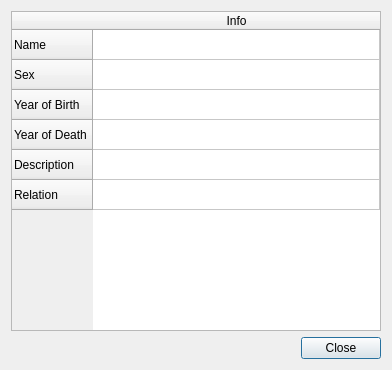
Above: vika3/ui/moreinfopioneer.ui from hlynurstef/Verklegt-namskeid-1-vika-3 before the change. Below: the same form after it.
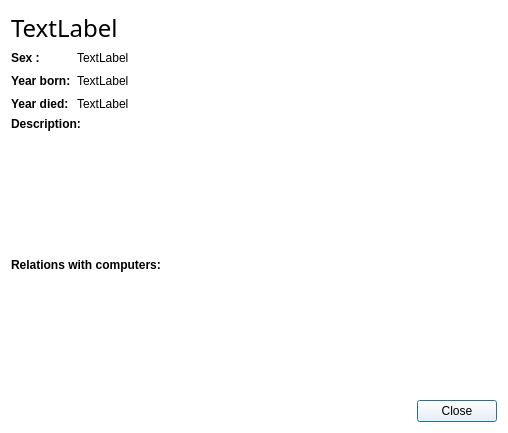
That is the form after the change. Icons and pictures are not drawn.

Commit message: more info pio

What changed in the file:
```diff
--- a/vika3/ui/moreinfopioneer.ui
+++ b/vika3/ui/moreinfopioneer.ui
@@ -6,8 +6,8 @@
    <rect>
     <x>0</x>
     <y>0</y>
-    <width>392</width>
-    <height>370</height>
+    <width>508</width>
+    <height>433</height>
    </rect>
   </property>
   <property name="minimumSize">
@@ -23,60 +23,154 @@
    <iconset resource="resources.qrc">
     <normaloff>:/icons/Images/information.png</normaloff>:/icons/Images/information.png</iconset>
   </property>
+  <property name="styleSheet">
+   <string notr="true">background-color: rgb(255, 255, 255);</string>
+  </property>
   <layout class="QGridLayout" name="gridLayout_2">
-   <item row="0" column="0">
-    <layout class="QHBoxLayout" name="horizontalLayout_2">
+   <item row="1" column="0">
+    <layout class="QGridLayout" name="gridLayout">
+     <item row="0" column="0">
+      <widget class="QLabel" name="sex">
+       <property name="font">
+        <font>
+         <weight>75</weight>
+         <bold>true</bold>
+        </font>
+       </property>
+       <property name="text">
+        <string>Sex :</string>
+       </property>
+      </widget>
+     </item>
+     <item row="1" column="0">
+      <widget class="QLabel" name="yearBorn">
+       <property name="font">
+        <font>
+         <weight>75</weight>
+         <bold>true</bold>
+        </font>
+       </property>
+       <property name="text">
+        <string>Year born:</string>
+       </property>
+      </widget>
+     </item>
+     <item row="2" column="0">
+      <widget class="QLabel" name="yearDied">
+       <property name="font">
+        <font>
+         <weight>75</weight>
+         <bold>true</bold>
+        </font>
+       </property>
+       <property name="text">
+        <string>Year died:</string>
+       </property>
+      </widget>
+     </item>
+     <item row="1" column="1">
+      <widget class="QLabel" name="label_yearBorn">
+       <property name="text">
+        <string>TextLabel</string>
+       </property>
+      </widget>
+     </item>
+     <item row="0" column="1" colspan="2">
+      <widget class="QLabel" name="label_sex">
+       <property name="text">
+        <string>TextLabel</string>
+       </property>
+      </widget>
+     </item>
+     <item row="2" column="1" colspan="2">
+      <widget class="QLabel" name="label_yearDied">
+       <property name="text">
+        <string>TextLabel</string>
+       </property>
+      </widget>
+     </item>
+     <item row="1" column="2">
+      <spacer name="horizontalSpacer">
+       <property name="orientation">
+        <enum>Qt::Horizontal</enum>
+       </property>
+       <property name="sizeHint" stdset="0">
+        <size>
+         <width>40</width>
+         <height>20</height>
+        </size>
+       </property>
+      </spacer>
+     </item>
+    </layout>
+   </item>
+   <item row="3" column="0">
+    <layout class="QVBoxLayout" name="verticalLayout_3">
      <item>
-      <widget class="QTableWidget" name="show_single_pioneer">
-       <property name="styleSheet">
-        <string notr="true">border-color: qradialgradient(spread:pad, cx:0.5, cy:0.5, radius:0.5, fx:0.5, fy:0.5, stop:0 rgba(255, 235, 235, 206), stop:0.35 rgba(255, 188, 188, 80), stop:0.4 rgba(255, 162, 162, 80), stop:0.425 rgba(255, 132, 132, 156), stop:0.44 rgba(252, 128, 128, 80), stop:1 rgba(255, 255, 255, 0));</string>
+      <widget class="QLabel" name="description">
+       <property name="font">
+        <font>
+         <weight>75</weight>
+         <bold>true</bold>
+        </font>
        </property>
-       <property name="editTriggers">
-        <set>QAbstractItemView::NoEditTriggers</set>
+       <property name="text">
+        <string>Description:</string>
        </property>
-       <attribute name="horizontalHeaderStretchLastSection">
+      </widget>
+     </item>
+     <item>
+      <widget class="QTextBrowser" name="textBrowser_description">
+       <property name="enabled">
         <bool>true</bool>
-       </attribute>
-       <row>
-        <property name="text">
-         <string>Name</string>
-        </property>
-       </row>
-       <row>
-        <property name="text">
-         <string>Sex</string>
-        </property>
-       </row>
-       <row>
-        <property name="text">
-         <string>Year of Birth</string>
-        </property>
-       </row>
-       <row>
-        <property name="text">
-         <string>Year of Death</string>
-        </property>
-       </row>
-       <row>
-        <property name="text">
-         <string>Description</string>
-        </property>
-       </row>
-       <row>
-        <property name="text">
-         <string>Relation</string>
-        </property>
-       </row>
-       <column>
-        <property name="text">
-         <string>Info</string>
-        </property>
-       </column>
+       </property>
+       <property name="font">
+        <font>
+         <strikeout>false</strikeout>
+         <kerning>true</kerning>
+        </font>
+       </property>
+       <property name="frameShape">
+        <enum>QFrame::NoFrame</enum>
+       </property>
+      </widget>
+     </item>
+     <item>
+      <widget class="QLabel" name="reletion">
+       <property name="font">
+        <font>
+         <weight>75</weight>
+         <bold>true</bold>
+        </font>
+       </property>
+       <property name="text">
+        <string>Relations with computers:</string>
+       </property>
+      </widget>
+     </item>
+     <item>
+      <widget class="QTextBrowser" name="textBrowser_relation">
+       <property name="frameShape">
+        <enum>QFrame::NoFrame</enum>
+       </property>
       </widget>
      </item>
     </layout>
    </item>
-   <item row="1" column="0" alignment="Qt::AlignRight">
+   <item row="0" column="0">
+    <widget class="QLabel" name="label_name">
+     <property name="font">
+      <font>
+       <family>Orator Std</family>
+       <pointsize>18</pointsize>
+      </font>
+     </property>
+     <property name="text">
+      <string>TextLabel</string>
+     </property>
+    </widget>
+   </item>
+   <item row="4" column="0" alignment="Qt::AlignRight">
     <widget class="QPushButton" name="pushButton_close">
      <property name="text">
       <string>Close</string>
```
The commit also changes 5 other files.
